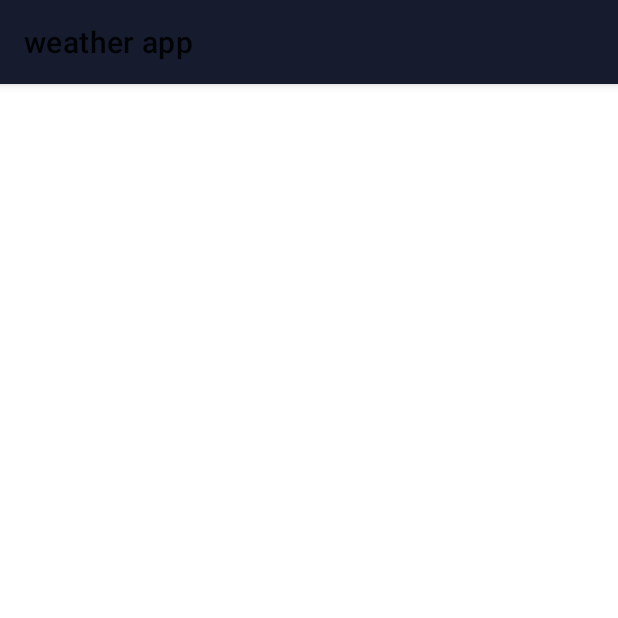
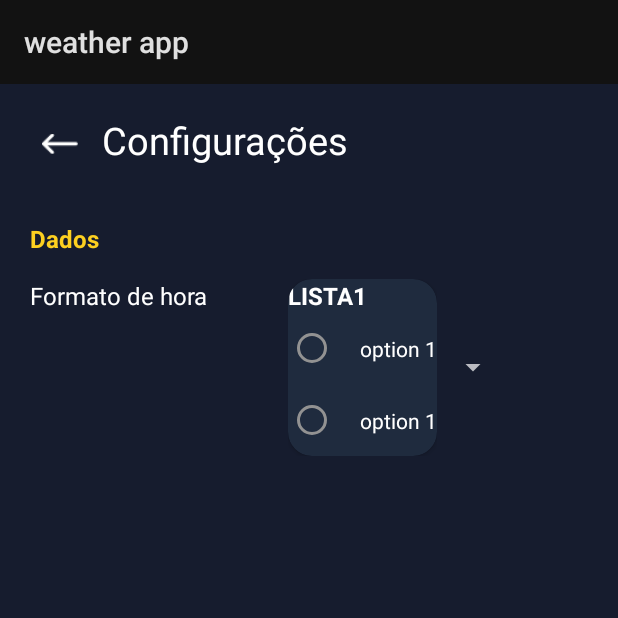
Before and after one commit to pablo-caue/weather-app, an Android app: the SettingsActivity screen opened directly, with no data from a screen before it, on a phone screen of 412 x 824 dp, the top half of it. Run offline under Robolectric (Android 15) with nearby library versions, the phone set to English and light mode, and no system bars.

Commit message:
feat(alpha): add SettingsActivity

```diff
--- a/app/build.gradle
+++ b/app/build.gradle
@@ -37,7 +37,7 @@ android {
 }
 
 dependencies {
-
+    implementation 'com.google.android.material:material:1.9.0' // Substitua pela versão mais recente, se disponível
     implementation 'androidx.core:core-ktx:1.10.1'
     implementation 'androidx.appcompat:appcompat:1.6.1'
     implementation 'com.google.android.material:material:1.9.0'
--- a/app/src/main/java/com/example/weatherapp/view/MainActivity.kt
+++ b/app/src/main/java/com/example/weatherapp/view/MainActivity.kt
@@ -53,6 +53,7 @@ class MainActivity : AppCompatActivity(), View.OnClickListener {
         // Eventos
         binding.textNextDays.setOnClickListener(this)
         binding.imageSearch.setOnClickListener(this)
+        binding.imageSettings.setOnClickListener(this)
 
         // Observer
         observe()
@@ -84,7 +85,7 @@ class MainActivity : AppCompatActivity(), View.OnClickListener {
             }
 
             R.id.image_settings -> {
-                startActivity(Intent(this, SettingsActivity::class.java))
+                startActivity(Intent(applicationContext, SettingsActivity::class.java))
             }
         }
     }
--- a/app/src/main/java/com/example/weatherapp/view/SettingsActivity.kt
+++ b/app/src/main/java/com/example/weatherapp/view/SettingsActivity.kt
@@ -2,11 +2,24 @@ package com.example.weatherapp.view
 
 import androidx.appcompat.app.AppCompatActivity
 import android.os.Bundle
+import android.widget.ArrayAdapter
 import com.example.weatherapp.R
+import com.example.weatherapp.databinding.ActivitySettingsBinding
+import com.example.weatherapp.view.adapter.CustomSpinnerAdapter
 
 class SettingsActivity : AppCompatActivity() {
+    private lateinit var binding: ActivitySettingsBinding
     override fun onCreate(savedInstanceState: Bundle?) {
+        binding = ActivitySettingsBinding.inflate(layoutInflater)
         super.onCreate(savedInstanceState)
-        setContentView(R.layout.activity_settings)
+        setContentView(binding.root)
+
+        val spinnerData = listOf("LISTA1", "LISTA2", "lISTA3")
+
+        val adapter = CustomSpinnerAdapter(this, android.R.layout.simple_spinner_item, spinnerData)
+
+        adapter.setDropDownViewResource(R.layout.viewholder_spinner)
+        binding.sppinerTimeFormat.adapter = adapter
+
     }
 }
--- /dev/null
+++ b/app/src/main/java/com/example/weatherapp/view/adapter/CustomSpinnerAdapter.kt
@@ -0,0 +1,25 @@
+package com.example.weatherapp.view.adapter
+
+import android.content.Context
+import android.view.LayoutInflater
+import android.view.View
+import android.view.ViewGroup
+import android.widget.ArrayAdapter
+import com.example.weatherapp.databinding.ViewholderSpinnerBinding
+
+class CustomSpinnerAdapter(context: Context, resource: Int, objects: List<String>) :
+    ArrayAdapter<String>(context, resource, objects) {
+
+
+    override fun getView(position: Int, convertView: View?, parent: ViewGroup): View {
+        val binding = convertView?.let { ViewholderSpinnerBinding.bind(it) }
+            ?: ViewholderSpinnerBinding.inflate(LayoutInflater.from(context), parent, false)
+
+        binding.title.text = getItem(position)
+        return binding.root
+    }
+
+    override fun getDropDownView(position: Int, convertView: View?, parent: ViewGroup): View {
+        return getView(position, convertView, parent)
+    }
+}
--- a/app/src/main/res/layout/activity_settings.xml
+++ b/app/src/main/res/layout/activity_settings.xml
@@ -4,6 +4,61 @@
     xmlns:tools="http://schemas.android.com/tools"
     android:layout_width="match_parent"
     android:layout_height="match_parent"
+    android:background="@color/black_background"
+    android:padding="20dp"
+    android:theme="@style/Theme.WeatherApp"
     tools:context=".view.SettingsActivity">
 
+    <ImageView
+        android:id="@+id/image_back"
+        android:layout_width="40dp"
+        android:layout_height="40dp"
+        android:padding="8dp"
+        android:src="@drawable/back"
+        app:layout_constraintStart_toStartOf="parent"
+        app:layout_constraintTop_toTopOf="parent" />
+
+    <TextView
+        android:layout_width="wrap_content"
+        android:layout_height="wrap_content"
+        android:layout_marginStart="8dp"
+        android:text="@string/settings"
+        android:textSize="25sp"
+        app:layout_constraintStart_toEndOf="@id/image_back"
+        app:layout_constraintTop_toTopOf="parent" />
+
+    <TextView
+        android:id="@+id/text_data"
+        android:layout_width="wrap_content"
+        android:layout_height="wrap_content"
+        android:layout_marginTop="32dp"
+        android:text="@string/data"
+        android:textColor="@color/yellow_dark"
+        android:textSize="16sp"
+        android:textStyle="bold"
+        app:layout_constraintStart_toStartOf="parent"
+        app:layout_constraintTop_toBottomOf="@id/image_back" />
+
+    <TextView
+        android:id="@+id/text_time_format"
+        android:layout_width="wrap_content"
+        android:layout_height="wrap_content"
+        android:layout_marginTop="16dp"
+        android:text="@string/time_format"
+        android:textSize="16sp"
+        app:layout_constraintStart_toStartOf="parent"
+        app:layout_constraintTop_toBottomOf="@id/text_data" />
+
+    <Spinner
+        android:popupElevation="16dp"
+        android:id="@+id/sppiner_time_format"
+        android:layout_width="wrap_content"
+        android:layout_height="wrap_content"
+        app:layout_constraintEnd_toEndOf="parent"
+        app:layout_constraintStart_toEndOf="@id/text_time_format"
+        app:layout_constraintTop_toTopOf="@id/text_time_format"
+        android:entries="@array/format_time"/>
+
+
+
 </androidx.constraintlayout.widget.ConstraintLayout>
--- /dev/null
+++ b/app/src/main/res/layout/viewholder_spinner.xml
@@ -0,0 +1,73 @@
+<?xml version="1.0" encoding="utf-8"?>
+<androidx.cardview.widget.CardView xmlns:android="http://schemas.android.com/apk/res/android"
+    xmlns:app="http://schemas.android.com/apk/res-auto"
+    android:layout_width="match_parent"
+    android:layout_height="wrap_content"
+    android:padding="16dp"
+    app:cardBackgroundColor="@color/background_card_dark"
+    app:cardCornerRadius="16dp">
+
+    <androidx.constraintlayout.widget.ConstraintLayout
+        android:layout_width="match_parent"
+        android:layout_height="match_parent">
+
+        <TextView
+            android:id="@+id/title"
+            android:layout_width="wrap_content"
+            android:layout_height="wrap_content"
+            android:text="@string/title_modal_spinner"
+            android:textSize="16sp"
+            android:textStyle="bold"
+            app:layout_constraintStart_toStartOf="parent"
+            app:layout_constraintTop_toTopOf="parent" />
+
+
+        <RadioGroup
+            android:id="@+id/radio_group"
+            android:layout_width="wrap_content"
+            android:layout_height="wrap_content"
+            app:layout_constraintStart_toStartOf="parent"
+            app:layout_constraintTop_toBottomOf="@id/title">
+
+            <androidx.constraintlayout.widget.ConstraintLayout
+                android:layout_width="match_parent"
+                android:layout_height="match_parent">
+
+                <RadioButton
+                    android:id="@+id/radio_12h"
+                    android:layout_width="wrap_content"
+                    android:layout_height="wrap_content"
+                    app:layout_constraintStart_toStartOf="parent"
+                    app:layout_constraintTop_toTopOf="parent" />
+
+                <TextView
+                    android:layout_width="wrap_content"
+                    android:layout_height="wrap_content"
+                    android:text="@string/option_1"
+                    app:layout_constraintBottom_toBottomOf="@id/radio_12h"
+                    app:layout_constraintStart_toEndOf="@id/radio_12h"
+                    app:layout_constraintTop_toTopOf="@id/radio_12h" />
+
+                <RadioButton
+                    android:id="@+id/radio_24h"
+                    android:layout_width="wrap_content"
+                    android:layout_height="wrap_content"
+                    app:layout_constraintStart_toStartOf="parent"
+                    app:layout_constraintTop_toBottomOf="@id/radio_12h" />
+
+                <TextView
+                    android:layout_width="wrap_content"
+                    android:layout_height="wrap_content"
+                    android:text="@string/option_1"
+                    app:layout_constraintBottom_toBottomOf="@id/radio_24h"
+                    app:layout_constraintStart_toEndOf="@id/radio_12h"
+                    app:layout_constraintTop_toTopOf="@id/radio_24h" />
+
+
+            </androidx.constraintlayout.widget.ConstraintLayout>
+
+        </RadioGroup>
+
+
+    </androidx.constraintlayout.widget.ConstraintLayout>
+</androidx.cardview.widget.CardView>
--- a/app/src/main/res/values-night/themes.xml
+++ b/app/src/main/res/values-night/themes.xml
@@ -1,6 +1,6 @@
 <resources xmlns:tools="http://schemas.android.com/tools">
     <!-- Base application theme. -->
-    <style name="Theme.WeatherApp" parent="Theme.MaterialComponents.DayNight.DarkActionBar">
+    <style name="Theme.WeatherApp" parent="Theme.MaterialComponents">
         <!-- Primary brand color. -->
         <item name="colorPrimary">@color/black_background</item>
         <item name="colorPrimaryVariant">@color/black_background</item>
--- a/app/src/main/res/values/strings.xml
+++ b/app/src/main/res/values/strings.xml
@@ -25,4 +25,16 @@
     <string name="friday">Friday</string>
     <string name="saturday">Saturday</string>
     <string name="powered">Powered by AccuWeather</string>
+    <string name="settings">Configurações</string>
+    <string name="data">Dados</string>
+    <string name="time_format">Formato de hora</string>
+    <string name="title_modal_spinner">Title</string>
+    <string name="option_1">option 1</string>
+    <string name="option_2">option 2</string>
+
+
+    <string-array name="format_time">
+        <item>12h</item>
+        <item>24h</item>
+    </string-array>
 </resources>
--- a/app/src/main/res/values/themes.xml
+++ b/app/src/main/res/values/themes.xml
@@ -1,6 +1,6 @@
 <resources xmlns:tools="http://schemas.android.com/tools">
     <!-- Base application theme. -->
-    <style name="Theme.WeatherApp" parent="Theme.MaterialComponents.Light">
+    <style name="Theme.WeatherApp" parent="Theme.MaterialComponents">
         <!-- Primary brand color. -->
         <item name="colorPrimary">@color/black_background</item>
         <item name="colorPrimaryVariant">@color/black_background</item>
```
Also changed, not shown: 1 other file.
